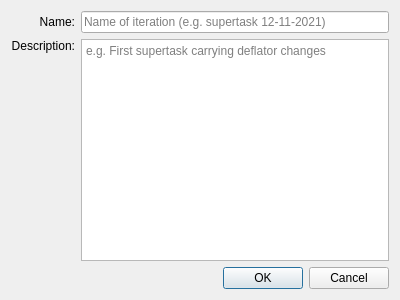
Above: ui/new_iteration.ui from ONS-RossGD/OptiCORD2 before the change. Below: the same form after it.
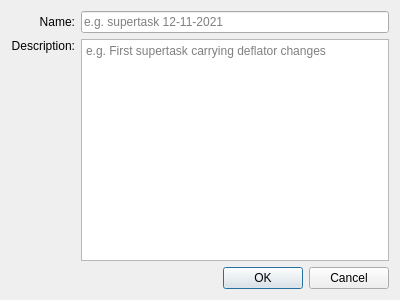
That is the form after the change.

Diff of the .ui file:
```diff
--- a/ui/new_iteration.ui
+++ b/ui/new_iteration.ui
@@ -30,7 +30,7 @@
       <string>Cannot contain characters: &quot;\&quot;, &quot;/&quot;</string>
      </property>
      <property name="placeholderText">
-      <string>Name of iteration (e.g. supertask 12-11-2021)</string>
+      <string>e.g. supertask 12-11-2021</string>
      </property>
     </widget>
    </item>
```
Left out of the diff: 4 changed lines with no effect on the pictures.
